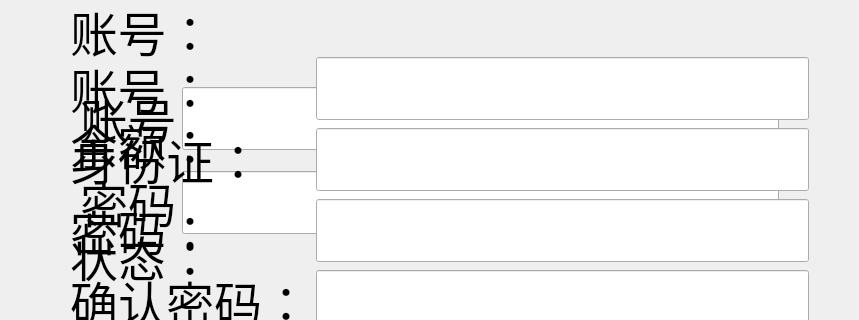
First picture: the form in Client.ui, repository jiyilin/AutomaticTellerMachine, before the edit; both pictures show x 461 to 1320 and y 122 to 442 of the 1478 by 725 pixel window.
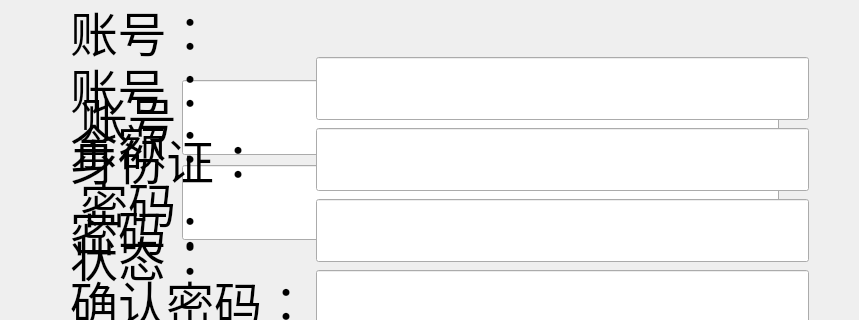
Second picture: the form after the edit. Icons and pictures are not drawn.

```diff
--- a/Client.ui
+++ b/Client.ui
@@ -305,16 +305,7 @@
        </rect>
       </property>
       <layout class="QGridLayout" name="LoadInput">
-       <item row="0" column="2">
-        <widget class="QLineEdit" name="LoadIdInput">
-         <property name="font">
-          <font>
-           <pointsize>36</pointsize>
-          </font>
-         </property>
-        </widget>
-       </item>
-       <item row="1" column="1">
+       <item row="3" column="1">
         <widget class="QLabel" name="LoadPasswordLable">
          <property name="font">
           <font>
@@ -340,16 +331,24 @@
          </property>
         </widget>
        </item>
-       <item row="1" column="2">
+       <item row="0" column="2">
+        <widget class="QLineEdit" name="LoadIdInput">
+         <property name="font">
+          <font>
+           <family>微软雅黑</family>
+           <pointsize>36</pointsize>
+          </font>
+         </property>
+        </widget>
+       </item>
+       <item row="3" column="2">
         <widget class="QLineEdit" name="LoadPasswordInput">
          <property name="font">
           <font>
+           <family>微软雅黑</family>
            <pointsize>36</pointsize>
           </font>
          </property>
-         <property name="echoMode">
-          <enum>QLineEdit::Password</enum>
-         </property>
         </widget>
        </item>
       </layout>
```
Left out of the diff: 64 changed lines with no effect on the pictures.
